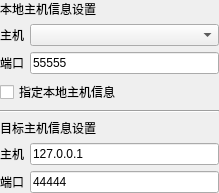
Qt form Src/HIDDebug/SAKHidDeviceController.ui (x-tools-author/x-tools) before a commit.
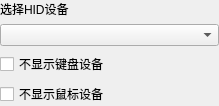
The same form after that commit.

Commit message: 完成hid设备调试功能

```diff
--- a/Src/HIDDebug/SAKHidDeviceController.ui
+++ b/Src/HIDDebug/SAKHidDeviceController.ui
@@ -7,7 +7,7 @@
     <x>0</x>
     <y>0</y>
     <width>219</width>
-    <height>174</height>
+    <height>88</height>
    </rect>
   </property>
   <property name="windowTitle">
@@ -26,83 +26,27 @@
    <property name="bottomMargin">
     <number>0</number>
    </property>
-   <item row="7" column="1">
-    <widget class="QLineEdit" name="targetPortLineEdit">
-     <property name="text">
-      <string>44444</string>
-     </property>
-    </widget>
-   </item>
-   <item row="7" column="0">
-    <widget class="QLabel" name="label_2">
-     <property name="text">
-      <string>端口</string>
-     </property>
-    </widget>
-   </item>
-   <item row="1" column="1">
-    <widget class="QComboBox" name="localhostComboBox"/>
-   </item>
-   <item row="6" column="1">
-    <widget class="QLineEdit" name="targetHostLineEdit">
-     <property name="text">
-      <string>127.0.0.1</string>
-     </property>
-    </widget>
-   </item>
-   <item row="5" column="0" colspan="2">
-    <widget class="QLabel" name="label_6">
-     <property name="text">
-      <string>目标主机信息设置</string>
-     </property>
-    </widget>
-   </item>
-   <item row="6" column="0">
-    <widget class="QLabel" name="label">
-     <property name="text">
-      <string>主机</string>
-     </property>
-    </widget>
-   </item>
-   <item row="2" column="1">
-    <widget class="QLineEdit" name="localPortlineEdit">
-     <property name="text">
-      <string>55555</string>
-     </property>
-    </widget>
-   </item>
-   <item row="3" column="0" colspan="2">
-    <widget class="QCheckBox" name="enableLocalSettingCheckBox">
-     <property name="text">
-      <string>指定本地主机信息</string>
-     </property>
-    </widget>
-   </item>
-   <item row="1" column="0">
-    <widget class="QLabel" name="label_3">
-     <property name="text">
-      <string>主机</string>
-     </property>
-    </widget>
-   </item>
    <item row="2" column="0">
-    <widget class="QLabel" name="label_4">
+    <widget class="QCheckBox" name="noKeyboardCheckBox">
      <property name="text">
-      <string>端口</string>
+      <string>不显示键盘设备</string>
      </property>
     </widget>
    </item>
-   <item row="0" column="0" colspan="2">
-    <widget class="QLabel" name="label_5">
+   <item row="0" column="0">
+    <widget class="QLabel" name="label_3">
      <property name="text">
-      <string>本地主机信息设置</string>
+      <string>选择HID设备</string>
      </property>
     </widget>
    </item>
-   <item row="4" column="0" colspan="2">
-    <widget class="Line" name="line">
-     <property name="orientation">
-      <enum>Qt::Horizontal</enum>
+   <item row="1" column="0" colspan="2">
+    <widget class="QComboBox" name="hidDeviceComboBox"/>
+   </item>
+   <item row="3" column="0">
+    <widget class="QCheckBox" name="noMouseCheckBox">
+     <property name="text">
+      <string>不显示鼠标设备</string>
      </property>
     </widget>
    </item>
```
The commit also changes 7 other files.
